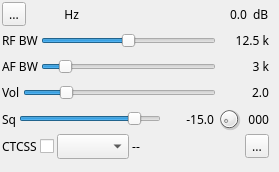
Above: plugins/channel/demodnfm/nfmdemodgui.ui from f4exb/sdrangel before the change. Below: the same form after it.
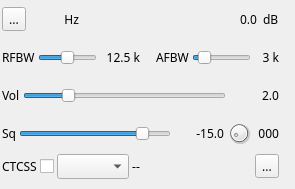
That is the form after the change. Icons and pictures are not drawn. Custom widgets are drawn as their Qt base class.

Commit message: NFM demod: RF bandwidh and AF bandwidth on the same line

```diff
--- a/plugins/channel/demodnfm/nfmdemodgui.ui
+++ b/plugins/channel/demodnfm/nfmdemodgui.ui
@@ -6,8 +6,8 @@
    <rect>
     <x>0</x>
     <y>0</y>
-    <width>279</width>
-    <height>172</height>
+    <width>295</width>
+    <height>189</height>
    </rect>
   </property>
   <property name="font">
@@ -24,8 +24,8 @@
     <rect>
      <x>0</x>
      <y>0</y>
-     <width>271</width>
-     <height>161</height>
+     <width>281</width>
+     <height>181</height>
     </rect>
    </property>
    <property name="windowTitle">
@@ -148,7 +148,7 @@
       <item>
        <widget class="QLabel" name="rfBWLabel">
         <property name="text">
-         <string>RF BW</string>
+         <string>RFBW</string>
         </property>
        </widget>
       </item>
@@ -175,7 +175,7 @@
        <widget class="QLabel" name="rfBWText">
         <property name="minimumSize">
          <size>
-          <width>50</width>
+          <width>40</width>
           <height>0</height>
          </size>
         </property>
@@ -187,19 +187,34 @@
         </property>
        </widget>
       </item>
-     </layout>
-    </item>
-    <item>
-     <layout class="QHBoxLayout" name="afBWLayout">
+      <item>
+       <widget class="QLabel" name="bwSpacer">
+        <property name="minimumSize">
+         <size>
+          <width>10</width>
+          <height>0</height>
+         </size>
+        </property>
+        <property name="text">
+         <string/>
+        </property>
+       </widget>
+      </item>
       <item>
        <widget class="QLabel" name="afLabel">
         <property name="text">
-         <string>AF BW</string>
+         <string>AFBW</string>
         </property>
        </widget>
       </item>
       <item>
        <widget class="QSlider" name="afBW">
+        <property name="minimumSize">
+         <size>
+          <width>0</width>
+          <height>0</height>
+         </size>
+        </property>
         <property name="toolTip">
          <string>Audio bandwidth</string>
         </property>
@@ -224,7 +239,7 @@
        <widget class="QLabel" name="afBWText">
         <property name="minimumSize">
          <size>
-          <width>50</width>
+          <width>25</width>
           <height>0</height>
          </size>
         </property>
```
Left out of the diff: 3 changed lines with no effect on the pictures.
